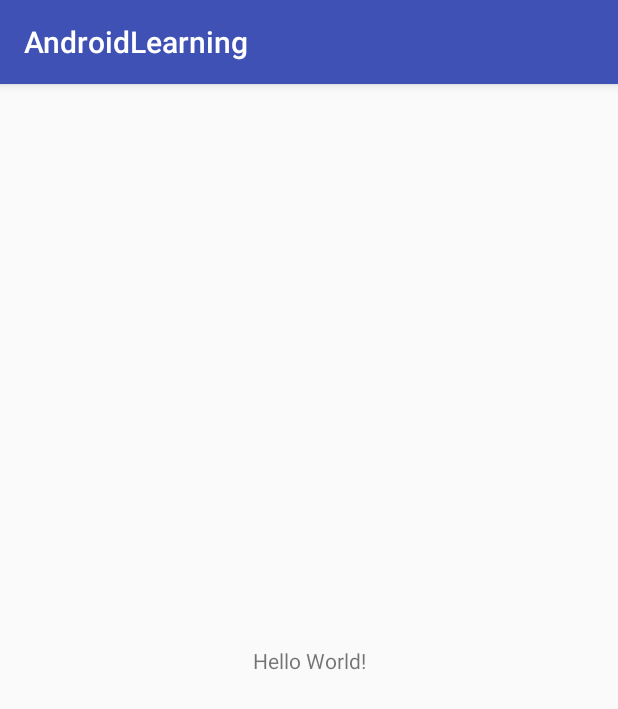
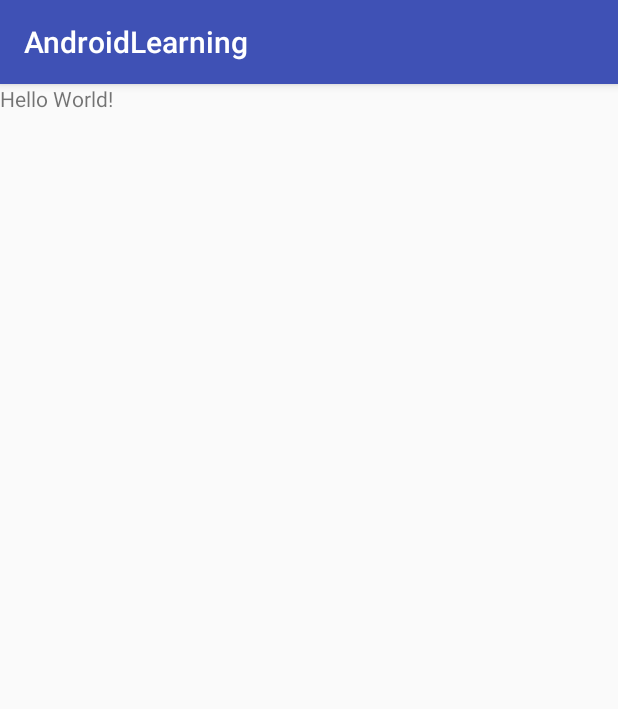
Before and after one commit to bovink/AndroidLearning, an Android app: the screen it shows after launch (MainActivity), on a phone screen of 412 x 824 dp. Shown: the top 709 px of the screen. Run offline under Robolectric (Android 15) with nearby library versions, the phone set to English and light mode, and no system bars.

Commit message:
更改根布局。

```diff
--- a/app/src/main/res/layout/activity_main.xml
+++ b/app/src/main/res/layout/activity_main.xml
@@ -1,6 +1,5 @@
 <?xml version="1.0" encoding="utf-8"?>
-<android.support.constraint.ConstraintLayout xmlns:android="http://schemas.android.com/apk/res/android"
-    xmlns:app="http://schemas.android.com/apk/res-auto"
+<FrameLayout xmlns:android="http://schemas.android.com/apk/res/android"
     xmlns:tools="http://schemas.android.com/tools"
     android:layout_width="match_parent"
     android:layout_height="match_parent"
@@ -9,10 +8,6 @@
     <TextView
         android:layout_width="wrap_content"
         android:layout_height="wrap_content"
-        android:text="Hello World!"
-        app:layout_constraintBottom_toBottomOf="parent"
-        app:layout_constraintLeft_toLeftOf="parent"
-        app:layout_constraintRight_toRightOf="parent"
-        app:layout_constraintTop_toTopOf="parent" />
+        android:text="Hello World!" />
 
-</android.support.constraint.ConstraintLayout>
+</FrameLayout>
```
